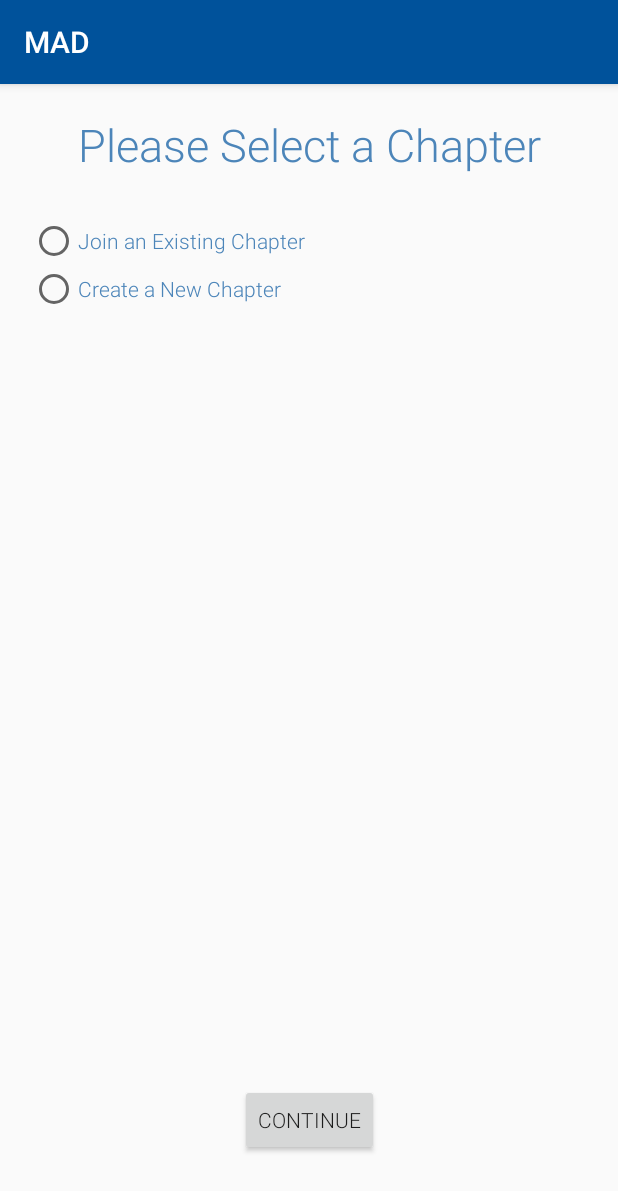
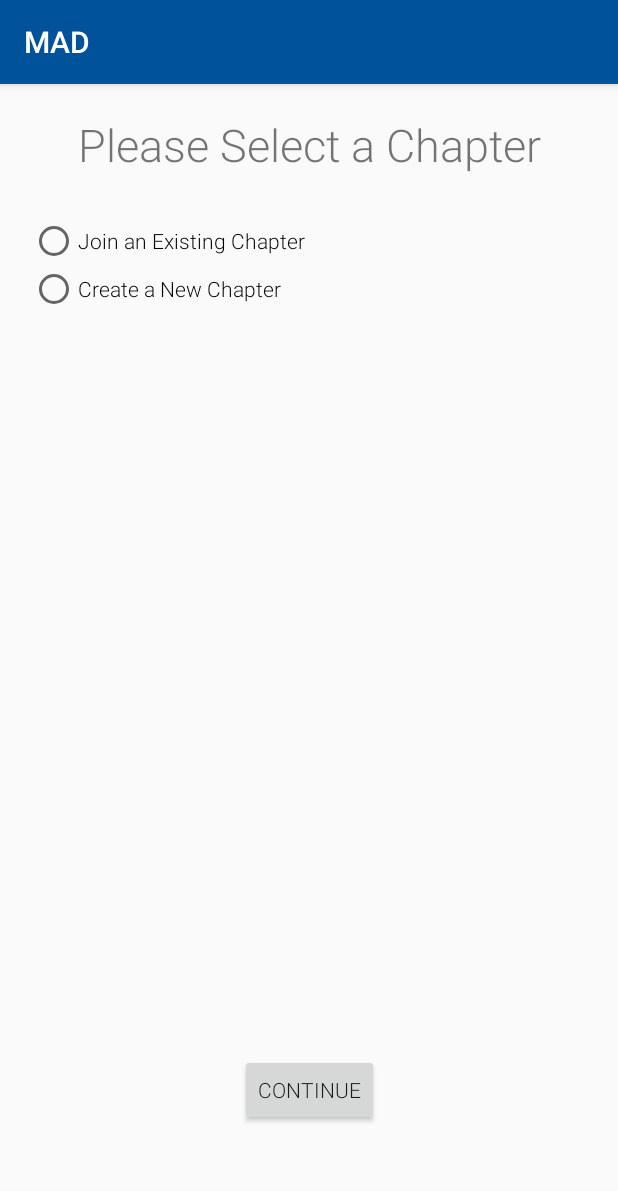
Before and after one commit to s-hliao/FBLA-Mobile-App-2019, an Android app: the screen it shows after launch once a user with an empty profile is signed in (SelectChapterActivity), on a phone screen of 412 x 824 dp. Shown: the top 1191 px of the screen. Run offline under Robolectric (Android 15) with nearby library versions, the phone set to English and light mode, and no system bars; our stand-ins replace Firebase (no records; nobody signed in at launch, a user with empty details on screens opened directly); libraries missing offline, so code that uses them is left out: com.firebase.ui, com.toptoche.searchablespinnerlibrary; plain views replace SearchableSpinner; 4 statements that could not run were skipped.

Commit message:
Select and create chapter

```diff
--- a/app/src/main/java/com/hg/mad/AuthUiActivity.java
+++ b/app/src/main/java/com/hg/mad/AuthUiActivity.java
@@ -30,12 +30,13 @@ import java.util.List;
 public class AuthUiActivity extends AppCompatActivity {
 
     private static final int RC_SIGN_IN = 100;
-    List<AuthUI.IdpConfig> providers;
-    FirebaseAuth auth;
-    Button btn_sign_in;
-    FirebaseUser user;
-    FirebaseFirestore fireStore;
-    CollectionReference users;
+    private List<AuthUI.IdpConfig> providers;
+    private FirebaseAuth auth;
+    private Button btn_sign_in;
+    private FirebaseUser user;
+    private FirebaseFirestore fireStore;
+    private CollectionReference users;
+    private Context context;
 
     @NonNull
     public static Intent createIntent(@NonNull Context context) {
@@ -46,9 +47,11 @@ public class AuthUiActivity extends AppCompatActivity {
     protected void onCreate(Bundle savedInstanceState) {
         super.onCreate(savedInstanceState);
 
+        context = getApplicationContext();
+
         // if the user is signed in, automatically redirect the user
         auth = FirebaseAuth.getInstance();
-        if (auth.getCurrentUser() != null){
+        if (auth.getCurrentUser() != null) {
             user = auth.getCurrentUser();
             redirectUser();
         }
@@ -73,13 +76,13 @@ public class AuthUiActivity extends AppCompatActivity {
     }
 
     // displays sign in options
-    private void showSignInOptions(){
+    private void showSignInOptions() {
         startActivityForResult(
                 AuthUI.getInstance().createSignInIntentBuilder()
                         .setAvailableProviders(providers)
                         .setTheme(R.style.AppTheme)
                         .setIsSmartLockEnabled(false)
-                .build(),RC_SIGN_IN
+                        .build(), RC_SIGN_IN
                 //.setLogo(R.drawable.logo)
         );
     }
@@ -88,11 +91,11 @@ public class AuthUiActivity extends AppCompatActivity {
     @Override
     protected void onActivityResult(int requestCode, int resultCode, @Nullable Intent data) {
         super.onActivityResult(requestCode, resultCode, data);
-        if (requestCode == RC_SIGN_IN){
+        if (requestCode == RC_SIGN_IN) {
             IdpResponse response = IdpResponse.fromResultIntent(data);
 
             // if sign in succeeded, redirect the user
-            if (resultCode == RESULT_OK){
+            if (resultCode == RESULT_OK) {
                 user = FirebaseAuth.getInstance().getCurrentUser();
                 redirectUser();
             }
@@ -100,7 +103,7 @@ public class AuthUiActivity extends AppCompatActivity {
     }
 
     // adding the user to the database
-    private void redirectUser(){
+    private void redirectUser() {
 
         // initializing database
         fireStore = FirebaseFirestore.getInstance();
@@ -112,20 +115,22 @@ public class AuthUiActivity extends AppCompatActivity {
                 .addOnCompleteListener(new OnCompleteListener<QuerySnapshot>() {
                     @Override
                     public void onComplete(@NonNull Task<QuerySnapshot> task) {
-                    if (task.isSuccessful() && task.getResult()!= null) {
+                        if (task.isSuccessful() && task.getResult() != null) {
 
                             // if it's a new user (not in a chapter yet)
-                        if (task.getResult().isEmpty()){
+                            if (task.getResult().isEmpty()) {
                                 // add the user to the database
                                 users.add(new DatabaseUser(
                                         user.getUid(),
                                         user.getDisplayName(),
                                         false,
+                                        false,
                                         "",
                                         new HashMap<String, Integer>()
                                 ));
                                 // redirect to select chapter activity
-                            redirectSelectChapter();
+                                startActivity(SelectChapterActivity.createIntent(context));
+                                finish();
                             }
 
                             // if the user already exists
@@ -134,27 +139,17 @@ public class AuthUiActivity extends AppCompatActivity {
 
                                 // if the user isn't in a chapter, redirect to select chapter
                                 if (!databaseUser.getInChapter()) {
-                                redirectSelectChapter();
+                                    startActivity(SelectChapterActivity.createIntent(context));
+                                    finish();
                                 }
                                 // otherwise go to signed in activity
                                 else {
-                                redirectSignedIn();
+                                    startActivity(SignedInActivity.createIntent(context, null));
+                                    finish();
                                 }
                             }
                         }
                     }
                 });
     }
-
-    // go to select chapter activity
-    private void redirectSelectChapter(){
-        startActivity(SelectChapterActivity.createIntent(this));
-        finish();
 }
-
-    // go to signed in activity
-    private void redirectSignedIn(){
-        startActivity(SignedInActivity.createIntent(this, null));
-        finish();
-    }
-}
--- a/app/src/main/java/com/hg/mad/Model/DatabaseUser.java
+++ b/app/src/main/java/com/hg/mad/Model/DatabaseUser.java
@@ -10,22 +10,25 @@ public class DatabaseUser {
     public static final String FIELD_USERID = "userID";
     public static final String FIELD_NAME = "name";
     public static final String FIELD_INCHAPTER = "inChapter";
+    public static final String FIELD_ISADMIN = "isAdmin";
     public static final String FIELD_CHAPTERNAME = "chapterName";
     public static final String FIELD_EVENTSSIGNEDDUP = "eventsSignedUp";
 
     private String userID;
     private String name;
     private Boolean inChapter;
+    private Boolean isAdmin;
     private String chapterName;
     private HashMap<String,Integer> eventsSignedUp;
 
     public DatabaseUser() {}
 
-    public DatabaseUser(String userID, String name, boolean inChapter,
+    public DatabaseUser(String userID, String name, boolean inChapter, boolean isAdmin,
                         String chapterName, HashMap<String, Integer> eventsSignedUp) {
         this.userID = userID;
         this.name = name;
         this.inChapter = inChapter;
+        this.isAdmin = isAdmin;
         this.chapterName = chapterName;
         this.eventsSignedUp = eventsSignedUp;
     }
@@ -50,6 +53,14 @@ public class DatabaseUser {
         this.inChapter = inChapter;
     }
 
+    public Boolean getIsAdmin(){
+        return isAdmin;
+    }
+
+    public void setIsAdmin(Boolean isAdmin){
+        this.isAdmin = isAdmin;
+    }
+
     public String getChapterName() {
         return chapterName;
     }
--- a/app/src/main/java/com/hg/mad/SelectChapterActivity.java
+++ b/app/src/main/java/com/hg/mad/SelectChapterActivity.java
@@ -10,6 +10,7 @@ import android.widget.LinearLayout;
 import android.widget.RadioButton;
 import android.widget.RadioGroup;
 import android.widget.TextView;
+import android.widget.Toast;
 
 import androidx.annotation.NonNull;
 import androidx.appcompat.app.AppCompatActivity;
@@ -17,17 +18,29 @@ import androidx.appcompat.app.AppCompatActivity;
 import com.firebase.ui.auth.AuthUI;
 import com.google.android.gms.tasks.OnCompleteListener;
 import com.google.android.gms.tasks.Task;
+import com.google.firebase.auth.FirebaseAuth;
+import com.google.firebase.auth.FirebaseUser;
 import com.google.firebase.firestore.CollectionReference;
+import com.google.firebase.firestore.DocumentReference;
+import com.google.firebase.firestore.DocumentSnapshot;
 import com.google.firebase.firestore.FirebaseFirestore;
 import com.google.firebase.firestore.QueryDocumentSnapshot;
 import com.google.firebase.firestore.QuerySnapshot;
 import com.hg.mad.Model.Chapter;
+import com.hg.mad.Model.DatabaseUser;
 import com.toptoche.searchablespinnerlibrary.SearchableSpinner;
 
 import java.util.ArrayList;
+import java.util.HashMap;
 import java.util.List;
 
 public class SelectChapterActivity extends AppCompatActivity{
+
+    private Context context;
+
+    FirebaseUser user;
+    CollectionReference users;
+    DocumentReference databaseUser;
 
     SearchableSpinner chapterSpinner;
     FirebaseFirestore fireStore;
@@ -49,6 +62,8 @@ public class SelectChapterActivity extends AppCompatActivity{
         super.onCreate(savedInstanceState);
         setContentView(R.layout.select_chapter_activity);
 
+        context = getApplicationContext();
+
         // set up the chapter spinner
         chapterSpinner = findViewById(R.id.spinner_select_chapter);
         fireStore = FirebaseFirestore.getInstance();
@@ -57,11 +72,11 @@ public class SelectChapterActivity extends AppCompatActivity{
         fireStore.collection("Chapter").get().addOnCompleteListener(new OnCompleteListener<QuerySnapshot>() {
             @Override
             public void onComplete(@NonNull Task<QuerySnapshot> task) {
-                if (task.isSuccessful()) {
-                    for (QueryDocumentSnapshot document : task.getResult()) {
-                        chapterNames.add(document.toObject(Chapter.class).getChapterName());
-                    }
+            if (task.isSuccessful()) {
+                for (QueryDocumentSnapshot document : task.getResult()) {
+                    chapterNames.add(document.toObject(Chapter.class).getChapterName());
                 }
+            }
             }
         });
 
@@ -96,5 +111,56 @@ public class SelectChapterActivity extends AppCompatActivity{
                 selectChapter.setVisibility(View.GONE);
             }
         });
+
+        // get the database user
+        users = fireStore.collection("DatabaseUser");
+        user = FirebaseAuth.getInstance().getCurrentUser();
+        users.whereEqualTo("userID", user.getUid())
+            .get()
+            .addOnCompleteListener(new OnCompleteListener<QuerySnapshot>() {
+                @Override
+                public void onComplete(@NonNull Task<QuerySnapshot> task) {
+                    if (task.isSuccessful() && task.getResult()!= null) {
+                        databaseUser = task.getResult().getDocuments().get(0).getReference();
+                    }
+                }
+            });
+
+        // when the continue button is clicked
+        selectChapterBtn.setOnClickListener(new View.OnClickListener() {
+            @Override
+            public void onClick(View v) {
+
+                // if the user is joining an existing chapter
+                if (join.isChecked()) {
+                    if (chapterSpinner.getSelectedItem() == null) {
+                        Toast.makeText(getApplicationContext(), "Please select a chapter", Toast.LENGTH_LONG).show();
+                    } else {
+                        databaseUser.update("chapterName", chapterSpinner.getSelectedItem().toString());
+                        databaseUser.update("inChapter", true);
+                        startActivity(SignedInActivity.createIntent(context, null));
+                        finish();
+                    }
+                }
+
+                // if the user is creating a new chapter
+                else if (create.isChecked()) {
+                    if (chapterName.getText().toString().equals("")){
+                        Toast.makeText(getApplicationContext(), "Please enter a chapter name", Toast.LENGTH_LONG).show();
+                    } else {
+                        databaseUser.update("chapterName", chapterName.getText().toString());
+                        databaseUser.update("inChapter", true);
+                        databaseUser.update("isAdmin", true);
+                        startActivity(SignedInActivity.createIntent(context, null));
+                        finish();
+                    }
+                }
+
+                // if the user hasn't selected anything
+                else {
+                    Toast.makeText(getApplicationContext(), "Please select or join a chapter", Toast.LENGTH_LONG).show();
+                }
+            }
+        });
     }
 }
--- a/app/src/main/java/com/hg/mad/SignedInActivity.java
+++ b/app/src/main/java/com/hg/mad/SignedInActivity.java
@@ -71,8 +71,4 @@ public class SignedInActivity extends AppCompatActivity {
             }
         });
     }
-
-
-
-
 }
--- a/app/src/main/res/layout/auth_ui_activity.xml
+++ b/app/src/main/res/layout/auth_ui_activity.xml
@@ -16,7 +16,6 @@
         android:autoSizeTextType="uniform"
         android:gravity="center"
         android:text="@string/welcome_message"
-        android:textColor="@color/colorText"
         android:textSize="30sp"
         app:layout_constraintBottom_toBottomOf="parent"
         app:layout_constraintEnd_toEndOf="parent"
@@ -34,7 +33,7 @@
         app:layout_constraintHorizontal_bias="0.502"
         app:layout_constraintStart_toStartOf="@+id/text_auth_ui"
         app:layout_constraintTop_toBottomOf="@+id/text_auth_ui"
-        app:layout_constraintVertical_bias="0.828"/>
+        app:layout_constraintVertical_bias="0.757" />
 
     <TextView
         android:id="@+id/text_TOC"
@@ -49,8 +48,7 @@
         app:layout_constraintHorizontal_bias="0.5"
         app:layout_constraintStart_toStartOf="@+id/text_auth_ui"
         app:layout_constraintTop_toBottomOf="@+id/text_auth_ui"
-        app:layout_constraintVertical_bias=".9"
-        android:textColor="@color/colorText" />
+        app:layout_constraintVertical_bias=".9"/>
 
     <ImageView
         android:id="@+id/imageView"
--- a/app/src/main/res/layout/select_chapter_activity.xml
+++ b/app/src/main/res/layout/select_chapter_activity.xml
@@ -30,7 +30,6 @@
                 android:layout_height="wrap_content"
                 android:autoSizeTextType="uniform"
                 android:text="@string/select_chapter_text"
-                android:textColor="@color/colorText"
                 android:textSize="30sp"
                 app:layout_constraintBottom_toBottomOf="parent"
                 app:layout_constraintEnd_toEndOf="parent"
@@ -52,15 +51,13 @@
                 android:id="@+id/button_join"
                 android:layout_width="match_parent"
                 android:layout_height="match_parent"
-                android:text="Join an Existing Chapter"
-                android:textColor="@color/colorText" />
+                android:text="Join an Existing Chapter"/>
 
             <RadioButton
                 android:id="@+id/button_create"
                 android:layout_width="match_parent"
                 android:layout_height="match_parent"
-                android:text="Create a New Chapter"
-                android:textColor="@color/colorText" />
+                android:text="Create a New Chapter"/>
 
         </RadioGroup>
 
@@ -82,7 +79,6 @@
                 android:gravity="center"
                 android:paddingLeft="4dp"
                 android:text="Select a Chapter:"
-                android:textColor="@color/colorText"
                 android:textSize="18sp"
                 android:visibility="visible" />
 
@@ -100,7 +96,6 @@
             android:layout_height="wrap_content"
             android:hint="Chapter Name"
             android:inputType="textPersonName"
-            android:textColor="@color/colorText"
             tools:visibility="gone" />
 
     </LinearLayout>
@@ -114,6 +109,6 @@
         app:layout_constraintEnd_toEndOf="parent"
         app:layout_constraintStart_toStartOf="parent"
         app:layout_constraintTop_toBottomOf="@+id/linearLayout"
-        app:layout_constraintVertical_bias="0.651" />
+        app:layout_constraintVertical_bias="0.519" />
 
 </androidx.constraintlayout.widget.ConstraintLayout>
--- a/app/src/main/res/values/colors.xml
+++ b/app/src/main/res/values/colors.xml
@@ -3,5 +3,5 @@
     <color name="colorPrimary">#00529B</color>
     <color name="colorPrimaryDark">#00396c</color>
     <color name="colorAccent">#d16b73</color>
-    <color name="colorText">#4c85b9</color>
+    <color name="colorText">#808080</color>
 </resources>
```
Also changed, not shown: app/src/main/res/layout/lineartest.xml (deleted, +0 -19 lines). Lines whose indentation alone changed are shown as unchanged.
